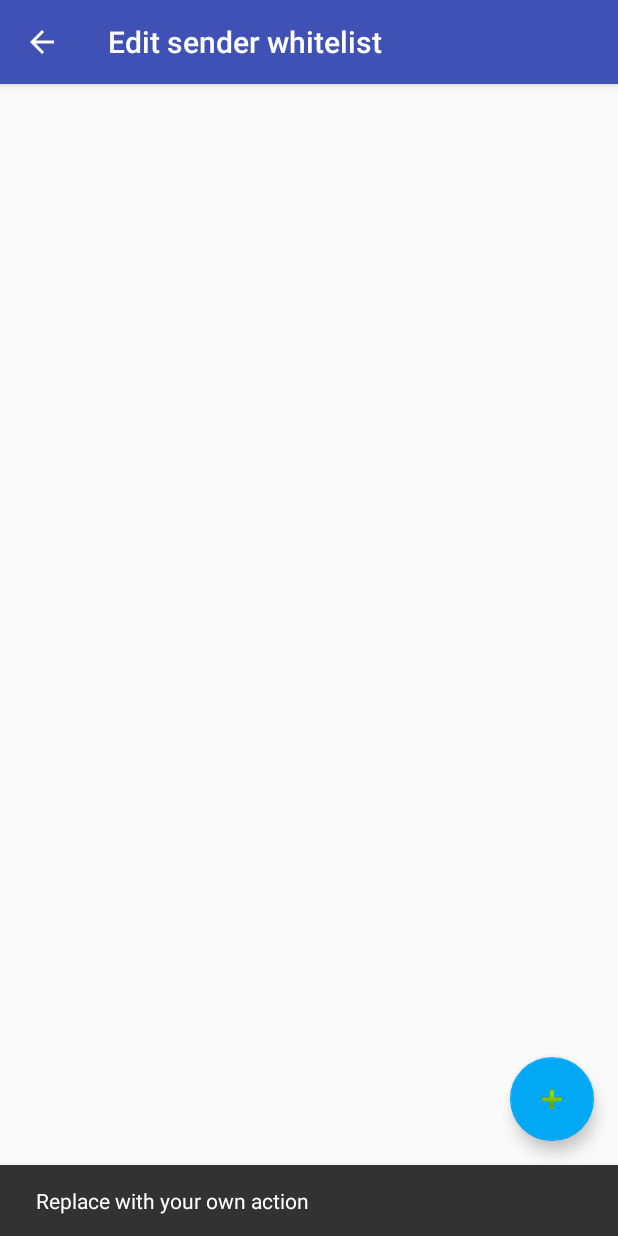
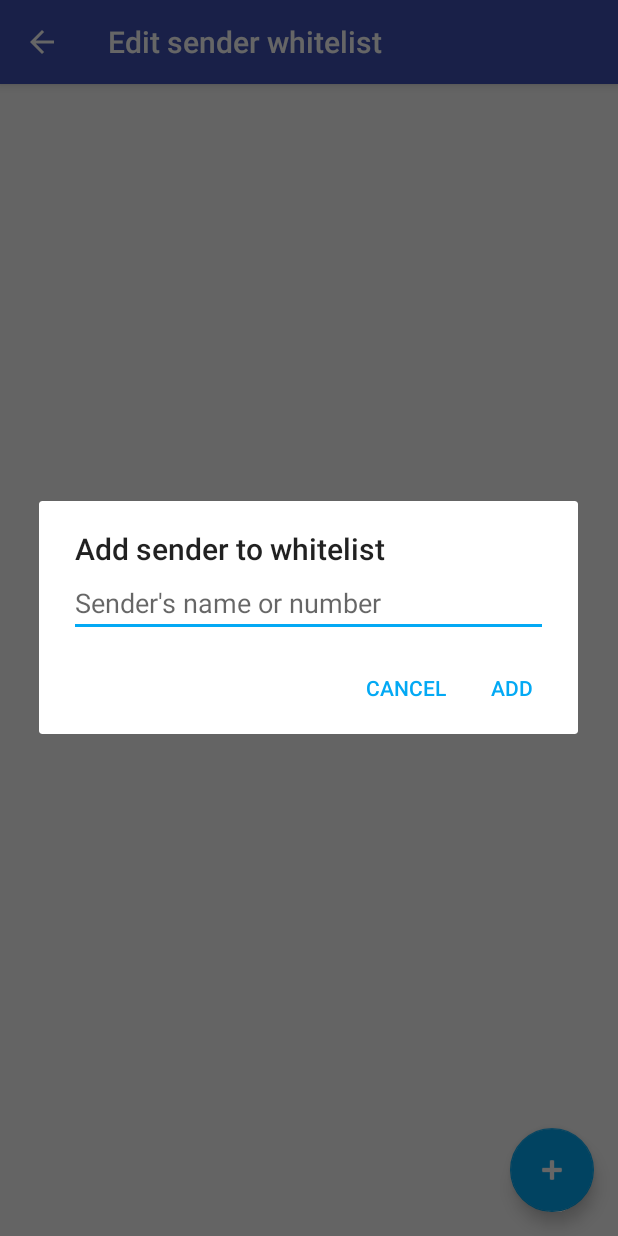
Before and after one commit to revanmj/OTP-Notifier, an Android app: the EditWhitelistActivity screen opened directly, with no data from a screen before it, after a tap on an icon or button, on a phone screen of 412 x 824 dp. Run offline under Robolectric (Android 15) with nearby library versions, the phone set to English and light mode, and no system bars.

Commit message:
Add content provider with senders and UI for its editing

```diff
--- a/app/src/main/AndroidManifest.xml
+++ b/app/src/main/AndroidManifest.xml
@@ -39,6 +39,10 @@
                 <category android:name="android.intent.category.DEFAULT" />
             </intent-filter>
         </activity>
+
+        <provider
+            android:name=".data.WhitelistProvider"
+            android:authorities="pl.revanmj.provider.sms_whitelist" />
     </application>
 
 </manifest>
--- a/app/src/main/java/pl/revanmj/smspasswordnotifier/BroadcastListener.java
+++ b/app/src/main/java/pl/revanmj/smspasswordnotifier/BroadcastListener.java
@@ -34,7 +34,8 @@ public class BroadcastListener extends BroadcastReceiver {
                         }
 
                         // Process message
-                        MessageProcessor.processSms(context, sms);
+                        MessageProcessor mp = new MessageProcessor(context);
+                        mp.processSms(context, sms);
                     }
                 }
             } catch (Exception e) {
--- a/app/src/main/java/pl/revanmj/smspasswordnotifier/activities/EditWhitelistActivity.java
+++ b/app/src/main/java/pl/revanmj/smspasswordnotifier/activities/EditWhitelistActivity.java
@@ -1,15 +1,34 @@
 package pl.revanmj.smspasswordnotifier.activities;
 
+import android.content.ContentValues;
+import android.content.DialogInterface;
+import android.database.Cursor;
 import android.os.Bundle;
 import android.support.design.widget.FloatingActionButton;
-import android.support.design.widget.Snackbar;
+import android.support.v4.app.LoaderManager;
+import android.support.v4.content.CursorLoader;
+import android.support.v4.content.Loader;
+import android.support.v7.app.AlertDialog;
 import android.support.v7.app.AppCompatActivity;
+import android.support.v7.widget.DividerItemDecoration;
+import android.support.v7.widget.LinearLayoutManager;
+import android.support.v7.widget.RecyclerView;
 import android.support.v7.widget.Toolbar;
+import android.support.v7.widget.helper.ItemTouchHelper;
+import android.view.Gravity;
 import android.view.View;
+import android.view.WindowManager;
+import android.widget.EditText;
+import android.widget.LinearLayout;
 
 import pl.revanmj.smspasswordnotifier.R;
+import pl.revanmj.smspasswordnotifier.SwipeToDelTouchCallback;
+import pl.revanmj.smspasswordnotifier.data.WhitelistAdapter;
+import pl.revanmj.smspasswordnotifier.data.WhitelistProvider;
 
-public class EditWhitelistActivity extends AppCompatActivity {
+public class EditWhitelistActivity extends AppCompatActivity implements LoaderManager.LoaderCallbacks<Cursor> {
+    private WhitelistAdapter rcAdapter;
+
 
     @Override
     protected void onCreate(Bundle savedInstanceState) {
@@ -18,15 +37,88 @@ public class EditWhitelistActivity extends AppCompatActivity {
         Toolbar toolbar = (Toolbar) findViewById(R.id.toolbar);
         setSupportActionBar(toolbar);
 
+        RecyclerView recyclerView = (RecyclerView) findViewById(R.id.recyclerView);
+
+        // Setting up RecyclerView
+        rcAdapter = new WhitelistAdapter();
+        recyclerView.setAdapter(rcAdapter);
+        recyclerView.setHasFixedSize(true);
+        LinearLayoutManager llm = new LinearLayoutManager(this);
+        llm.setOrientation(LinearLayoutManager.VERTICAL);
+        recyclerView.setLayoutManager(llm);
+
+        // Adding divider
+        DividerItemDecoration dividerItemDecoration = new DividerItemDecoration(recyclerView.getContext(),
+                llm.getOrientation());
+        recyclerView.addItemDecoration(dividerItemDecoration);
+
+        // Adding swipe to delete callback
+        SwipeToDelTouchCallback stdcallback = new SwipeToDelTouchCallback(this);
+        ItemTouchHelper mItemTouchHelper = new ItemTouchHelper(stdcallback);
+        mItemTouchHelper.attachToRecyclerView(recyclerView);
+
+        // init cursor loader
+        getSupportLoaderManager().initLoader(1, null, this);
+
         FloatingActionButton fab = (FloatingActionButton) findViewById(R.id.fab);
         fab.setOnClickListener(new View.OnClickListener() {
             @Override
             public void onClick(View view) {
-                Snackbar.make(view, "Replace with your own action", Snackbar.LENGTH_LONG)
-                        .setAction("Action", null).show();
+
+                // All this to set up proper padding ...
+                LinearLayout layout = new LinearLayout(EditWhitelistActivity.this);
+                layout.setOrientation(LinearLayout.VERTICAL);
+                layout.setGravity(Gravity.CENTER_HORIZONTAL);
+                final EditText input = new EditText(EditWhitelistActivity.this);
+                input.setSingleLine(true);
+                layout.setPadding(pxToDp(20), 0, pxToDp(20), 0);
+                input.setHint("Sender's name or number");
+                layout.addView(input);
+
+                AlertDialog.Builder builder = new AlertDialog.Builder(EditWhitelistActivity.this);
+                builder.setTitle(R.string.title_add_sender);
+                builder.setView(layout);
+                builder.setPositiveButton(R.string.button_add, new DialogInterface.OnClickListener() {
+                    @Override
+                    public void onClick(DialogInterface dialogInterface, int i) {
+                        ContentValues cv = new ContentValues();
+                        cv.put(WhitelistProvider.KEY_SENDER, input.getText().toString());
+                        EditWhitelistActivity.this.getContentResolver().insert(WhitelistProvider.CONTENT_URI, cv);
+                    }
+                });
+                builder.setNegativeButton(R.string.button_cancel, new DialogInterface.OnClickListener() {
+                    @Override
+                    public void onClick(DialogInterface dialogInterface, int i) {
+                        dialogInterface.dismiss();
+                    }
+                });
+
+                AlertDialog dialog = builder.create();
+                // Show keyboard on dialog open
+                dialog.getWindow().setSoftInputMode(WindowManager.LayoutParams.SOFT_INPUT_STATE_VISIBLE);
+                dialog.show();
             }
         });
         getSupportActionBar().setDisplayHomeAsUpEnabled(true);
     }
 
+    @Override
+    public Loader onCreateLoader(int id, Bundle args) {
+        return new CursorLoader(this, WhitelistProvider.CONTENT_URI, null, null, null, null);
+    }
+
+    @Override
+    public void onLoadFinished(Loader loader, Cursor data) {
+        rcAdapter.swapCursor(data);
+    }
+
+    @Override
+    public void onLoaderReset(Loader loader) {
+        rcAdapter.swapCursor(null);
+    }
+
+    private int pxToDp(int number) {
+        final float scale = getResources().getDisplayMetrics().density;
+        return (int) (number * scale + 0.5f);
+    }
 }
--- a/app/src/main/java/pl/revanmj/smspasswordnotifier/activities/MainActivity.java
+++ b/app/src/main/java/pl/revanmj/smspasswordnotifier/activities/MainActivity.java
@@ -9,9 +9,10 @@ import android.preference.PreferenceScreen;
 import android.preference.SwitchPreference;
 import android.os.Bundle;
 
+import pl.revanmj.smspasswordnotifier.BuildConfig;
 import pl.revanmj.smspasswordnotifier.MessageProcessor;
 import pl.revanmj.smspasswordnotifier.R;
-import pl.revanmj.smspasswordnotifier.SharedSettings;
+import pl.revanmj.smspasswordnotifier.data.SharedSettings;
 
 public class MainActivity extends AppCompatPreferenceActivity {
 
@@ -61,5 +62,8 @@ public class MainActivity extends AppCompatPreferenceActivity {
                 return false;
             }
         });
+        if (!BuildConfig.DEBUG) {
+            getPreferenceScreen().removePreference(testNoti);
+        }
     }
 }
--- a/app/src/main/java/pl/revanmj/smspasswordnotifier/SharedSettings.java
+++ b/app/src/main/java/pl/revanmj/smspasswordnotifier/data/SharedSettings.java
@@ -1,4 +1,4 @@
-package pl.revanmj.smspasswordnotifier;
+package pl.revanmj.smspasswordnotifier.data;
 
 /**
  * Created by revanmj on 11.03.2017.
--- /dev/null
+++ b/app/src/main/java/pl/revanmj/smspasswordnotifier/data/WhitelistAdapter.java
@@ -0,0 +1,76 @@
+package pl.revanmj.smspasswordnotifier.data;
+
+import android.database.Cursor;
+import android.support.v7.widget.RecyclerView;
+import android.view.LayoutInflater;
+import android.view.View;
+import android.view.ViewGroup;
+import android.widget.TextView;
+
+import pl.revanmj.smspasswordnotifier.R;
+
+/**
+ * Created by revanmj on 15.03.2017.
+ */
+
+public class WhitelistAdapter extends RecyclerView.Adapter<WhitelistAdapter.WhitelistItemHolder> {
+    private Cursor mCursor;
+
+    public void swapCursor(Cursor c) {
+        mCursor = c;
+        notifyDataSetChanged();
+    }
+
+    @Override
+    public WhitelistItemHolder onCreateViewHolder(ViewGroup parent, int viewType) {
+        View itemView = LayoutInflater.
+                from(parent.getContext()).
+                inflate(R.layout.edit_whitelist_item, parent, false);
+
+        return new WhitelistItemHolder(itemView);
+    }
+
+    @Override
+    public void onBindViewHolder(WhitelistItemHolder holder, int position) {
+        Cursor item = getItem(position);
+        holder.bind(item.getInt(WhitelistProvider.ID), item.getString(WhitelistProvider.SENDER));
+    }
+
+    @Override
+    public int getItemCount() {
+        if (mCursor != null)
+            return mCursor.getCount();
+        else
+            return 0;
+    }
+
+    public Cursor getItem(int pos) {
+        if (this.mCursor != null && !this.mCursor.isClosed())
+        {
+            this.mCursor.moveToPosition(pos);
+        }
+
+        return this.mCursor;
+    }
+
+    public static class WhitelistItemHolder extends RecyclerView.ViewHolder {
+        private TextView sender;
+        private int _id;
+
+
+        public WhitelistItemHolder(View itemView) {
+            super(itemView);
+
+            sender = (TextView) itemView.findViewById(R.id.sender);
+        }
+
+        public void bind(int id, String sender) {
+            this._id = id;
+            this.sender.setText(sender);
+        }
+
+        public int getId() {
+            return _id;
+        }
+    }
+}
--- /dev/null
+++ b/app/src/main/res/drawable/ic_delete.xml
@@ -0,0 +1,9 @@
+<vector xmlns:android="http://schemas.android.com/apk/res/android"
+    android:width="24dp"
+    android:height="24dp"
+    android:viewportWidth="24.0"
+    android:viewportHeight="24.0">
+    <path
+        android:fillColor="#FF000000"
+        android:pathData="M19,6.41L17.59,5 12,10.59 6.41,5 5,6.41 10.59,12 5,17.59 6.41,19 12,13.41 17.59,19 19,17.59 13.41,12z"/>
+</vector>
--- a/app/src/main/res/layout/activity_edit_whitelist.xml
+++ b/app/src/main/res/layout/activity_edit_whitelist.xml
@@ -28,6 +28,7 @@
         android:layout_height="wrap_content"
         android:layout_gravity="bottom|end"
         android:layout_margin="@dimen/fab_margin"
-        app:srcCompat="@android:drawable/ic_input_add" />
+        app:srcCompat="@android:drawable/ic_input_add"
+        android:tint="@android:color/white"/>
 
 </android.support.design.widget.CoordinatorLayout>
--- a/app/src/main/res/layout/content_edit_whitelist.xml
+++ b/app/src/main/res/layout/content_edit_whitelist.xml
@@ -1,11 +1,12 @@
 <?xml version="1.0" encoding="utf-8"?>
-<android.support.constraint.ConstraintLayout xmlns:android="http://schemas.android.com/apk/res/android"
+<android.support.v7.widget.RecyclerView xmlns:android="http://schemas.android.com/apk/res/android"
     xmlns:app="http://schemas.android.com/apk/res-auto"
     xmlns:tools="http://schemas.android.com/tools"
     android:layout_width="match_parent"
     android:layout_height="match_parent"
     app:layout_behavior="@string/appbar_scrolling_view_behavior"
     tools:context="pl.revanmj.smspasswordnotifier.activities.EditWhitelistActivity"
-    tools:showIn="@layout/activity_edit_whitelist">
+    tools:showIn="@layout/activity_edit_whitelist"
+    android:id="@+id/recyclerView">
 
-</android.support.constraint.ConstraintLayout>
+</android.support.v7.widget.RecyclerView>
--- a/app/src/main/res/values/dimens.xml
+++ b/app/src/main/res/values/dimens.xml
@@ -3,4 +3,5 @@
     <dimen name="activity_horizontal_margin">16dp</dimen>
     <dimen name="activity_vertical_margin">16dp</dimen>
     <dimen name="fab_margin">16dp</dimen>
+    <dimen name="delete_margin">16dp</dimen>
 </resources>
--- a/app/src/main/res/values/strings.xml
+++ b/app/src/main/res/values/strings.xml
@@ -14,4 +14,7 @@
     <string name="settings_libs_title">Version 1.0</string>
     <string name="settings_libs">Created by Michal Jakubowski</string>
     <string name="title_activity_edit_whitelist">Edit sender whitelist</string>
+    <string name="title_add_sender">Add sender to whitelist</string>
+    <string name="button_add">Add</string>
+    <string name="button_cancel">Cancel</string>
 </resources>
```
Also changed, not shown: app/src/main/java/pl/revanmj/smspasswordnotifier/MessageProcessor.java (+23 -24 lines), app/src/main/java/pl/revanmj/smspasswordnotifier/SwipeToDelTouchCallback.java (added, +109 -0 lines), app/src/main/java/pl/revanmj/smspasswordnotifier/data/WhitelistProvider.java (added, +205 -0 lines), app/src/main/res/layout/edit_whitelist_item.xml (added, +17 -0 lines).
